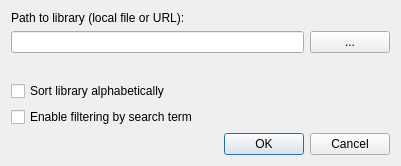
This is map_library_settings_dialog_base.ui in MarcoDuiker/QGIS_Map_library as Qt 5 draws it before an edit. The edited form follows.
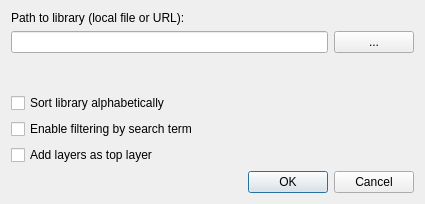
This is the edited form.

Commit message: Try to influence layer insert position

What changed in the file:
```diff
--- a/map_library_settings_dialog_base.ui
+++ b/map_library_settings_dialog_base.ui
@@ -6,8 +6,8 @@
    <rect>
     <x>0</x>
     <y>0</y>
-    <width>401</width>
-    <height>166</height>
+    <width>425</width>
+    <height>204</height>
    </rect>
   </property>
   <property name="windowTitle">
@@ -75,6 +75,16 @@
      </property>
     </widget>
    </item>
+   <item>
+    <widget class="QCheckBox" name="insert_order_top_cbx">
+     <property name="toolTip">
+      <string>If checked, layer loading position will default to top. Otherwise the default is bottom.</string>
+     </property>
+     <property name="text">
+      <string>Add layers as top layer</string>
+     </property>
+    </widget>
+   </item>
    <item>
     <widget class="QDialogButtonBox" name="button_box">
      <property name="orientation">
```
The commit also changes 27 other files.
